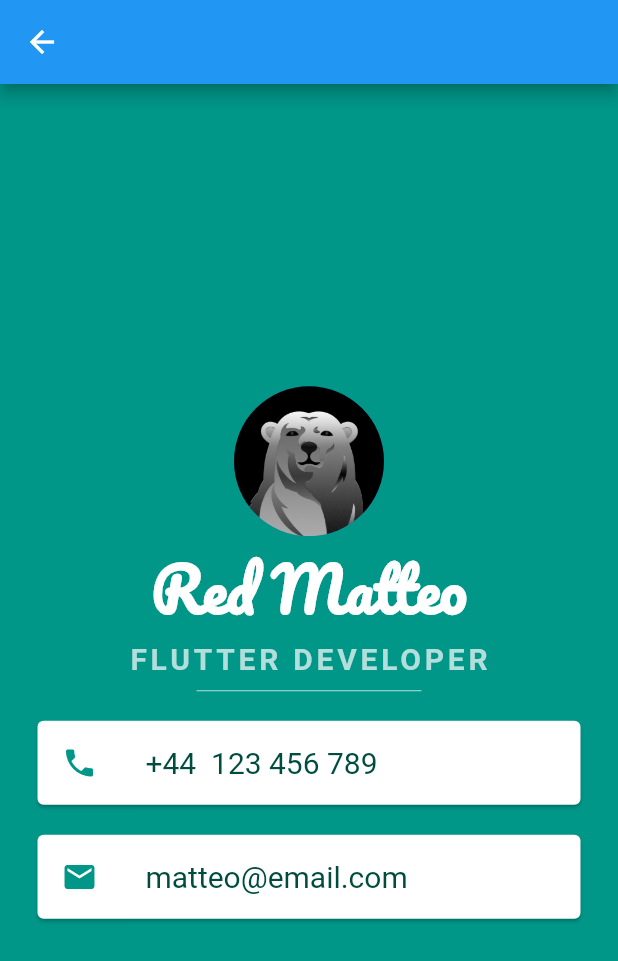
After one commit to mattydeprecate/flutter-playground, a Flutter app: the screen it shows after launch, after a tap on "5. MiCard", on a phone screen of 412 x 824 dp. The commit adds this screen. Shown: the top 961 px of the screen. Run offline on Flutter 3.47's test engine with Material 2 defaults, Android fonts, the light colour scheme and no system bars.

Commit message:
merge mi_card

```diff
--- a/lib/main_screen.dart
+++ b/lib/main_screen.dart
@@ -2,6 +2,7 @@
 import 'package:flutter_playground/calculator/calculator_screen.dart';
 import 'package:flutter_playground/dice/dice_screen.dart';
 import 'package:flutter_playground/example1_screen.dart';
+import 'package:flutter_playground/mi_card/mi_card_screen.dart';
 import 'package:flutter_playground/story/story_screen.dart';
 
 class MainScreen extends StatelessWidget {
@@ -28,6 +29,10 @@
           ScreenButton(
             title: "4. Story",
             widget: StoryScreen(),
+          ),
+          ScreenButton(
+            title: "5. MiCard",
+            widget: MiCardScreen(),
           ),
         ],
       ),
--- /dev/null
+++ b/lib/mi_card/mi_card_screen.dart
@@ -0,0 +1,73 @@
+import 'package:flutter/material.dart';
+
+class MiCardScreen extends StatelessWidget {
+  @override
+  Widget build(BuildContext context) {
+    return Scaffold(
+      appBar: AppBar(),
+      backgroundColor: Colors.teal,
+      body: SafeArea(
+          child: Column(
+        mainAxisAlignment: MainAxisAlignment.center,
+        children: [
+          CircleAvatar(
+            radius: 50.0,
+            backgroundImage: AssetImage("images/mi_card/iosmishka.png"),
+          ),
+          Text(
+            "Red Matteo",
+            style: TextStyle(
+              fontFamily: "Pacifico",
+              fontSize: 40,
+              fontWeight: FontWeight.bold,
+              color: Colors.white,
+            ),
+          ),
+          Text(
+            "FLUTTER DEVELOPER",
+            style: TextStyle(
+              color: Colors.teal.shade100,
+              fontSize: 20.0,
+              letterSpacing: 2.5,
+              fontWeight: FontWeight.bold,
+            ),
+          ),
+          SizedBox(
+            height: 20,
+            width: 150,
+            child: Divider(
+              color: Colors.teal.shade100,
+            ),
+          ),
+          Card(
+              margin: EdgeInsets.symmetric(vertical: 10.0, horizontal: 25.0),
+              child: ListTile(
+                leading: Icon(
+                  Icons.phone,
+                  color: Colors.teal,
+                ),
+                title: Text(
+                  "+44  123 456 789",
+                  style: TextStyle(color: Colors.teal.shade900, fontSize: 20.0),
+                ),
+              )),
+          Card(
+              margin: EdgeInsets.symmetric(vertical: 10, horizontal: 25),
+              child: ListTile(
+                leading: Icon(
+                  Icons.email,
+                  color: Colors.teal,
+                ),
+                title: Text(
+                  "matteo@email.com",
+                  style: TextStyle(
+                    fontSize: 20,
+                    color: Colors.teal.shade900,
+                  ),
+                ),
+              ))
+        ],
+      )),
+    );
+  }
+}
--- a/pubspec.yaml
+++ b/pubspec.yaml
@@ -25,3 +25,9 @@
   - images/
   - images/dice/
   - images/story/
+  - images/mi_card/
+
+  fonts:
+    - family: Pacifico
+      fonts:
+        - asset: fonts/Pacifico-Regular.ttf
```
Also changed, not shown: fonts/Pacifico-Regular.ttf (added), images/mi_card/iosmishka.png (added).
